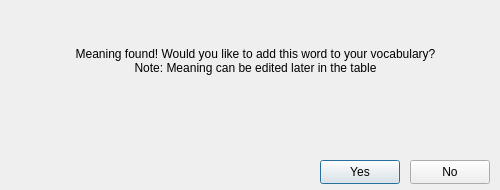
sudosys/myvocabulary, file src/meaning_found_window/meaning_found_window.ui: the form before one commit.
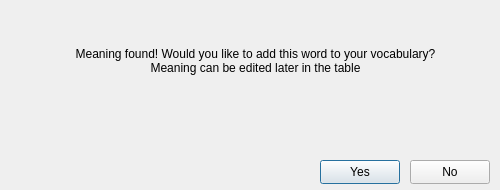
The form after the commit.

Commit message: update meaning found window

Diff of the .ui file:
```diff
--- a/src/meaning_found_window/meaning_found_window.ui
+++ b/src/meaning_found_window/meaning_found_window.ui
@@ -49,7 +49,7 @@
     </rect>
    </property>
    <property name="text">
-    <string>Meaning found! Would you like to add this word to your vocabulary? Note: Meaning can be edited later in the table</string>
+    <string>Meaning found! Would you like to add this word to your vocabulary?Meaning can be edited later in the table</string>
    </property>
    <property name="alignment">
     <set>Qt::AlignCenter</set>
@@ -61,10 +61,10 @@
   <widget class="QLabel" name="word_and_meaning">
    <property name="geometry">
     <rect>
-     <x>130</x>
+     <x>0</x>
      <y>80</y>
-     <width>251</width>
-     <height>41</height>
+     <width>501</width>
+     <height>71</height>
     </rect>
    </property>
    <property name="text">
```
